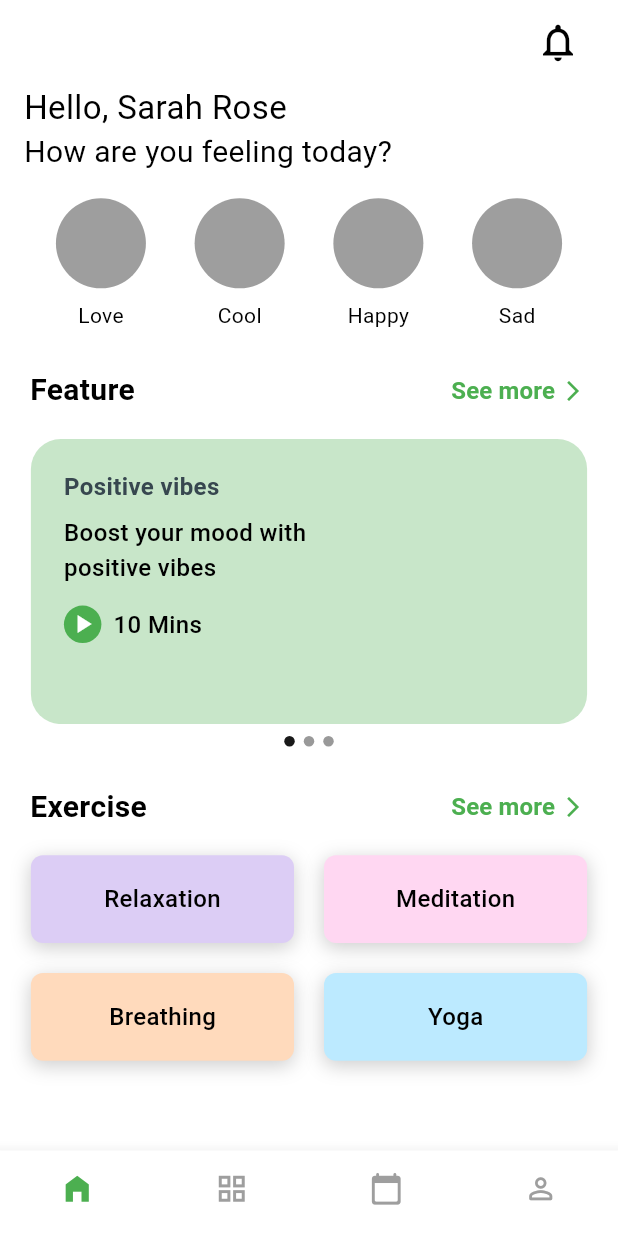
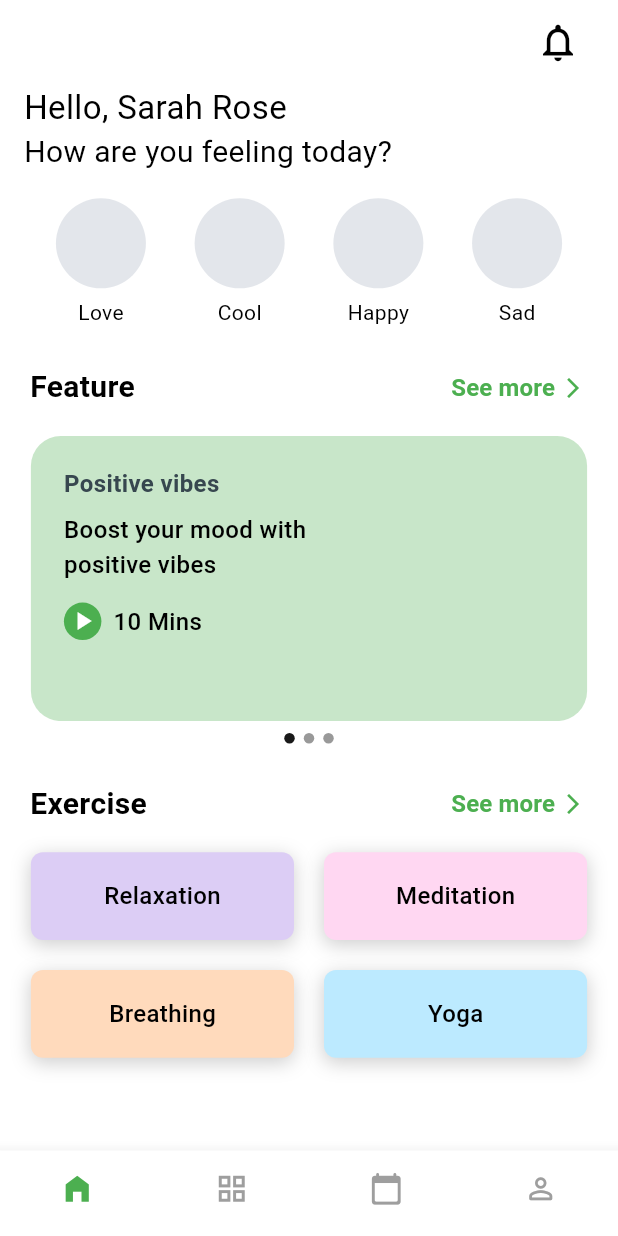
Before and after one commit to Sena-dogan/hero_case, a Flutter app: the screen it shows after launch, on a phone screen of 412 x 824 dp. Run offline on Flutter 3.47's test engine with Material 2 defaults, Android fonts, the phone set to English and light mode, and no system bars; drawn by our look-alikes of carousel_slider; our stand-ins replace gap.

Commit message:
feeling bubbles fixes

```diff
--- a/lib/widgets/feeling_bubbles.dart
+++ b/lib/widgets/feeling_bubbles.dart
@@ -14,12 +14,12 @@ class FeelingBubble extends StatelessWidget {
           Container(
             width: 60,
             height: 60,
-            decoration: BoxDecoration(
+            decoration: const BoxDecoration(
               shape: BoxShape.circle,
-              color: Colors.grey[500],
+              color: Color(0xFFE3E6EB),
             ),
           ),
-          const Gap(8),
+          const Gap(6),
           SizedBox(
             child: Text(
               text,
```
